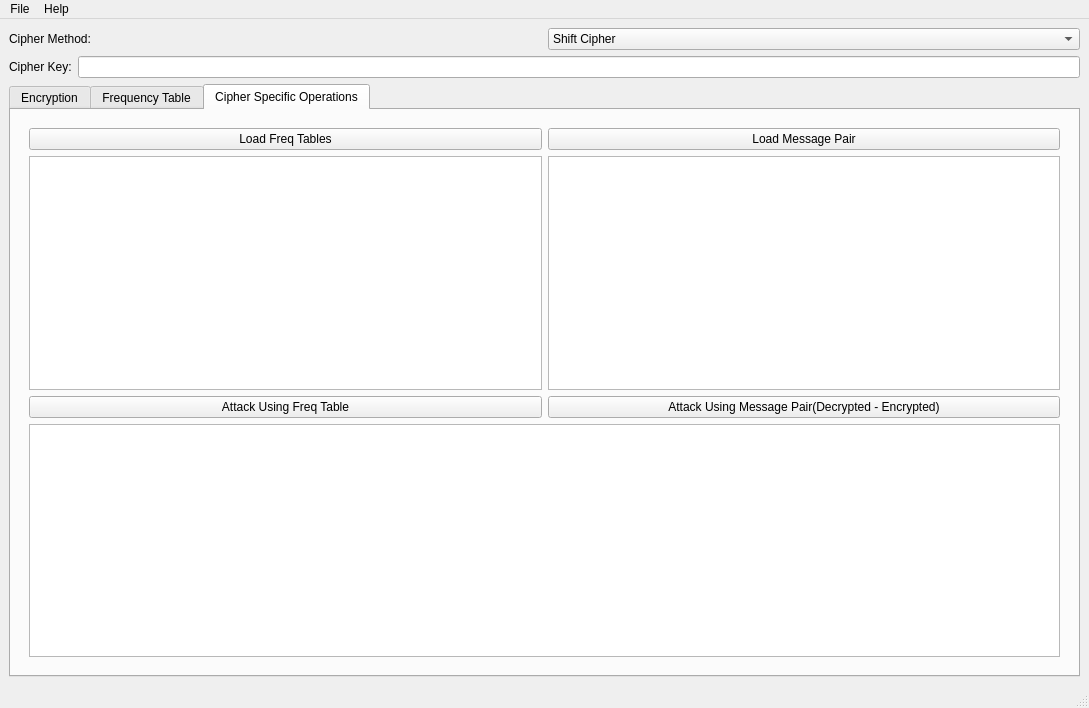
petliukh/cryptography, file apps/forms/math_crypto.ui: the form before one commit.
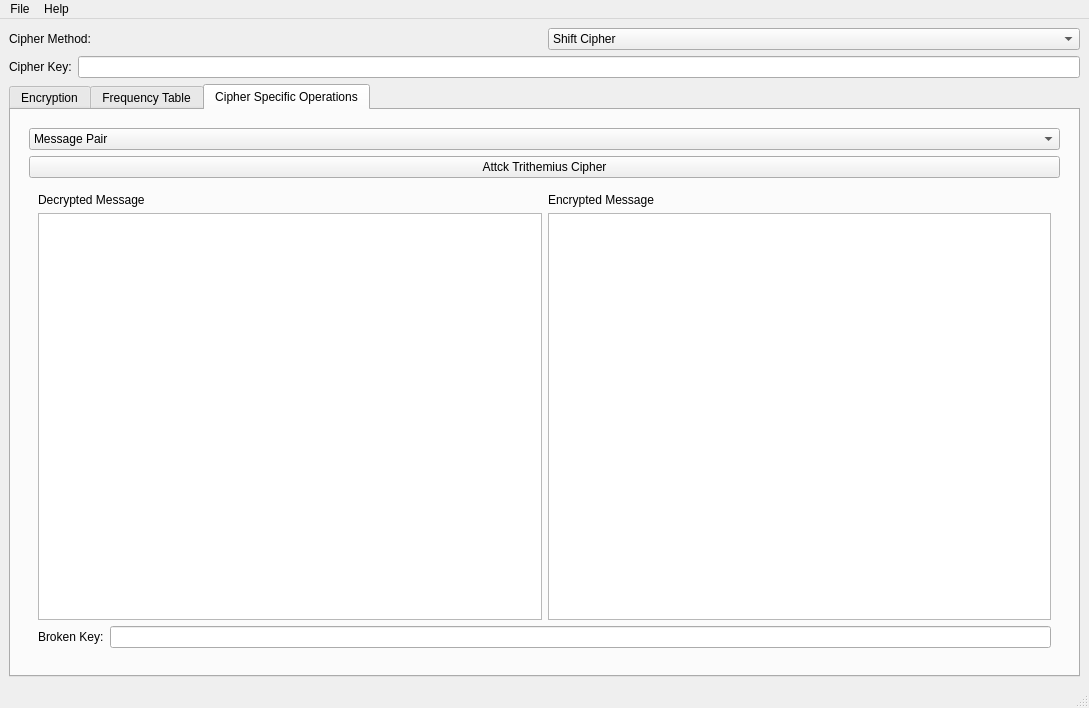
The form after the commit. The open tabs and pages were chosen to show the change.

```diff
--- a/apps/forms/math_crypto.ui
+++ b/apps/forms/math_crypto.ui
@@ -69,7 +69,7 @@
     <item row="2" column="0">
      <widget class="QTabWidget" name="encryption_tabs">
       <property name="currentIndex">
-       <number>2</number>
+       <number>0</number>
       </property>
       <widget class="QWidget" name="encrypt_tab">
        <attribute name="title">
@@ -218,7 +218,7 @@
         <item row="0" column="0">
          <widget class="QStackedWidget" name="cipher_specific_ops_stacked_widget">
           <property name="currentIndex">
-           <number>1</number>
+           <number>0</number>
           </property>
           <widget class="QWidget" name="ceasar_page">
            <layout class="QGridLayout" name="gridLayout_4">
@@ -237,65 +237,103 @@
           <widget class="QWidget" name="tritemius_page">
            <layout class="QGridLayout" name="gridLayout_5">
             <item row="0" column="0">
-             <layout class="QVBoxLayout" name="verticalLayout_4">
+             <widget class="QComboBox" name="trit_attack_combobox">
               <item>
+               <property name="text">
+                <string>Message Pair</string>
+               </property>
+              </item>
+              <item>
+               <property name="text">
+                <string>Frequency Tables</string>
+               </property>
+              </item>
+             </widget>
+            </item>
+            <item row="2" column="0">
+             <widget class="QStackedWidget" name="trithemius_attacks_stacked_widget">
+              <property name="currentIndex">
+               <number>0</number>
+              </property>
+              <widget class="QWidget" name="page">
+               <layout class="QGridLayout" name="gridLayout_7">
+                <item row="2" column="0">
+                 <layout class="QHBoxLayout" name="horizontalLayout_5">
+                  <item>
+                   <widget class="QLabel" name="trir_broken_key_lbl">
+                    <property name="text">
+                     <string>Broken Key:</string>
+                    </property>
+                   </widget>
+                  </item>
+                  <item>
+                   <widget class="QLineEdit" name="trit_broken_key_ledit"/>
+                  </item>
+                 </layout>
+                </item>
+                <item row="1" column="0">
                <layout class="QHBoxLayout" name="horizontalLayout_6">
                 <item>
                  <layout class="QVBoxLayout" name="verticalLayout_2">
                   <item>
-                   <widget class="QPushButton" name="load_freq_tables_btn">
+                     <widget class="QLabel" name="init_msg_trit_attack_lbl">
                     <property name="text">
-                     <string>Load Freq Tables</string>
+                       <string>Decrypted Message</string>
                     </property>
                    </widget>
                   </item>
                   <item>
-                   <widget class="QTableWidget" name="loaded_freq_table"/>
+                     <widget class="QPlainTextEdit" name="dec_msg_trit_attack_tedit"/>
                   </item>
                  </layout>
                 </item>
                 <item>
                  <layout class="QVBoxLayout" name="verticalLayout">
                   <item>
-                   <widget class="QPushButton" name="load_msg_pair">
+                     <widget class="QLabel" name="enc_msg_trit_attack_lbl">
                     <property name="text">
-                     <string>Load Message Pair</string>
+                       <string>Encrypted Message</string>
                     </property>
                    </widget>
                   </item>
                   <item>
-                   <widget class="QTextEdit" name="loaded_msg_pair_txt_edit"/>
+                     <widget class="QPlainTextEdit" name="enc_msg_tit_attack_tedit"/>
                   </item>
                  </layout>
                 </item>
                </layout>
               </item>
-              <item>
-               <layout class="QVBoxLayout" name="verticalLayout_3">
-                <item>
-                 <layout class="QHBoxLayout" name="horizontalLayout_5">
-                  <item>
-                   <widget class="QPushButton" name="freq_table_attack_btn">
+               </layout>
+              </widget>
+              <widget class="QWidget" name="page_2">
+               <layout class="QGridLayout" name="gridLayout_8">
+                <item row="0" column="0">
+                 <widget class="QPushButton" name="load_lang_freq_table">
                     <property name="text">
-                     <string>Attack Using Freq Table</string>
+                   <string>Load Language Freq Table</string>
                     </property>
                    </widget>
                   </item>
+                <item row="1" column="0">
+                 <layout class="QHBoxLayout" name="horizontalLayout_7">
                   <item>
-                   <widget class="QPushButton" name="msg_pair_attack_btn">
-                    <property name="text">
-                     <string>Attack Using Message Pair(Decrypted - Encrypted)</string>
-                    </property>
-                   </widget>
+                   <widget class="QTableWidget" name="lang_freq_table"/>
                   </item>
-                 </layout>
-                </item>
                 <item>
-                 <widget class="QTextEdit" name="broken_msg_txt_edit"/>
+                   <widget class="QTableWidget" name="freq_attack_attempts_table"/>
                 </item>
                </layout>
               </item>
              </layout>
+              </widget>
+             </widget>
+            </item>
+            <item row="1" column="0">
+             <widget class="QPushButton" name="attack_trit_cipher_btn">
+              <property name="text">
+               <string>Attck Trithemius Cipher</string>
+              </property>
+             </widget>
             </item>
            </layout>
           </widget>
```
Lines whose indentation alone changed are shown as unchanged.
